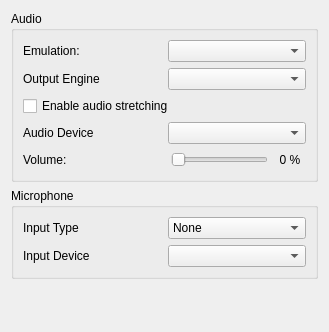
This is src/citra_qt/configuration/configure_audio.ui in PabloMK7/citra as Qt 5 draws it before an edit. The edited form follows.
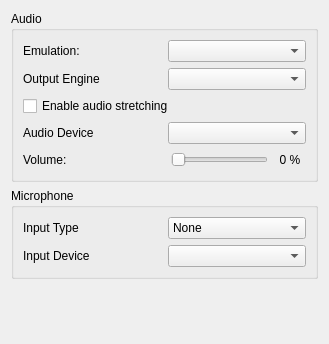
This is the edited form.

```diff
--- a/src/citra_qt/configuration/configure_audio.ui
+++ b/src/citra_qt/configuration/configure_audio.ui
@@ -7,7 +7,7 @@
     <x>0</x>
     <y>0</y>
     <width>329</width>
-    <height>332</height>
+    <height>344</height>
    </rect>
   </property>
   <layout class="QVBoxLayout">
```
Left out of the diff: 9 changed lines with no effect on the pictures.
